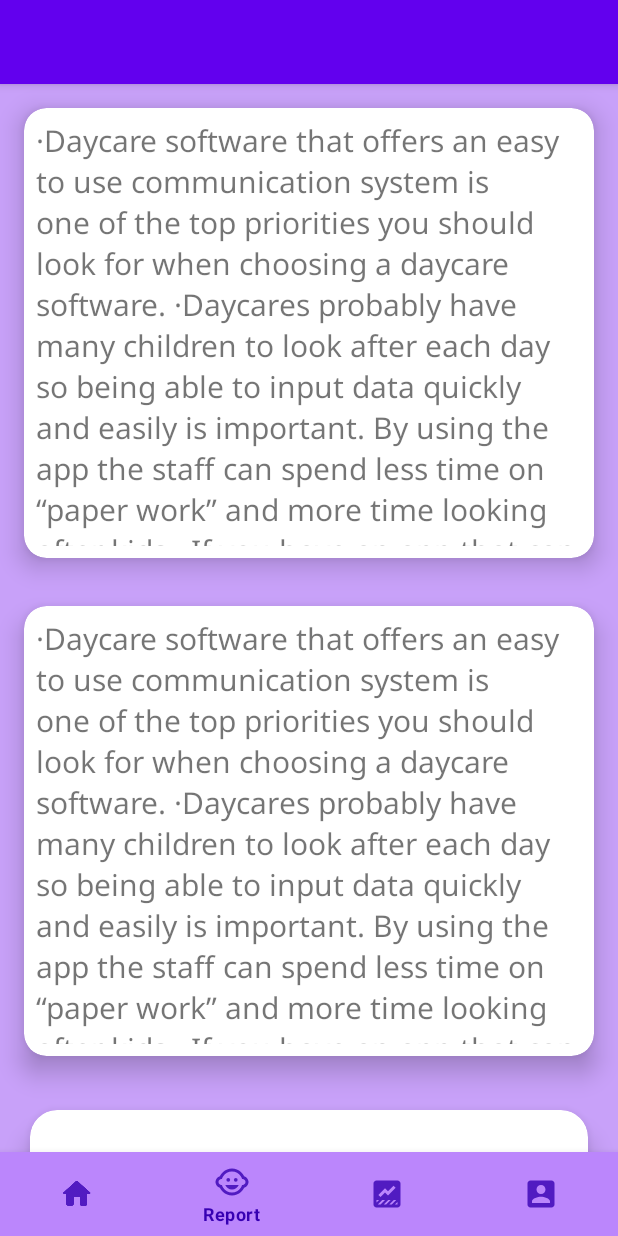
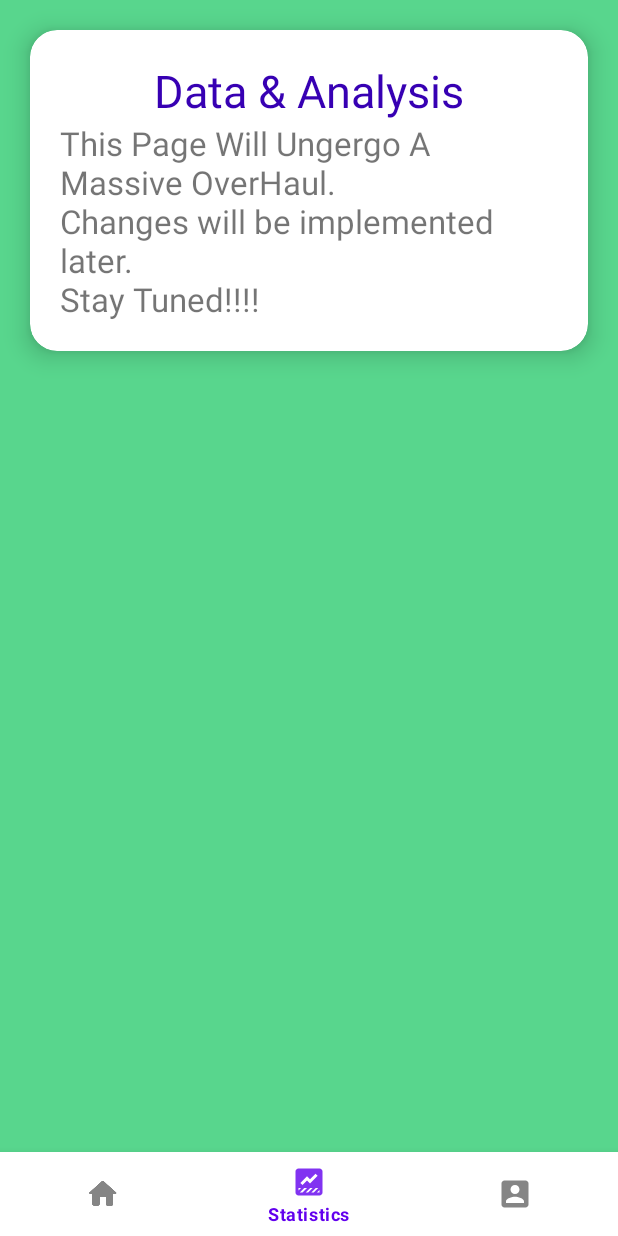
Before and after one commit to VinayakSawant859/Lil-Care-App, an Android app: the HomePage screen opened directly, with no data from a screen before it, item 2 of the bottom bar chosen, on a phone screen of 412 x 824 dp. Run offline under Robolectric (Android 15) with nearby library versions, the light colour scheme and no system bars; Roboto replaces fonts that are not available here.

Commit message:
Fixed some inconsistencies
-Removed Data & Analysis(fragments) to add -> Statistics Fragment
-Added menu item ripple color
-Slightly changed theme of Textview components
-Fixed some dark mode issues
-Fixed string text

```diff
--- a/app/src/main/java/com/example/lilcare/HomeFragment.java
+++ b/app/src/main/java/com/example/lilcare/HomeFragment.java
@@ -44,7 +44,7 @@ public class HomeFragment extends Fragment {
         cardlayout3 = view.findViewById(R.id.cardlayout3);
         cardlayout3.getLayoutTransition().enableTransitionType(LayoutTransition.CHANGING);
 
-        //btn
+        //Cardview
         CardView btn1= view.findViewById(R.id.expand);
         CardView btn2= view.findViewById(R.id.expand2);
         CardView btn3= view.findViewById(R.id.expand3);
--- a/app/src/main/java/com/example/lilcare/HomePage.java
+++ b/app/src/main/java/com/example/lilcare/HomePage.java
@@ -22,6 +22,7 @@ public class HomePage extends AppCompatActivity {
 
         getSupportFragmentManager().beginTransaction().replace(R.id.fragment_container,new HomeFragment()).commit();
 
+
     }
     private BottomNavigationView.OnNavigationItemSelectedListener navListener =
             new BottomNavigationView.OnNavigationItemSelectedListener() {
@@ -36,6 +37,12 @@ public class HomePage extends AppCompatActivity {
                         case R.id.nav_profile:
                             selectedFragment = new ProfileFragment();
                             break;
+                        case R.id.nav_data:
+                            selectedFragment = new StatisticsFragment();
+                            break;
+//                        case R.id.nav_data:
+//                            selectedFragment = new AboutUs();
+//                            break;
                     }
                     getSupportFragmentManager().beginTransaction().replace(R.id.fragment_container,
                             selectedFragment).commit();
--- /dev/null
+++ b/app/src/main/java/com/example/lilcare/StatisticsFragment.java
@@ -0,0 +1,48 @@
+package com.example.lilcare;
+
+import android.animation.LayoutTransition;
+import android.os.Bundle;
+import android.transition.AutoTransition;
+import android.transition.TransitionManager;
+import android.view.LayoutInflater;
+import android.view.View;
+import android.view.ViewGroup;
+import android.widget.LinearLayout;
+import android.widget.TextView;
+
+import androidx.annotation.NonNull;
+import androidx.annotation.Nullable;
+import androidx.cardview.widget.CardView;
+import androidx.fragment.app.Fragment;
+
+public class StatisticsFragment extends Fragment {
+
+    @Override
+    public View onCreateView(@NonNull LayoutInflater inflater, @Nullable ViewGroup container, @Nullable Bundle savedInstanceState) {
+        TextView wel_text;
+        LinearLayout cardlayout;
+
+        View view = inflater.inflate(R.layout.fragment_statistics,container,false);
+
+
+        wel_text = view.findViewById(R.id.wel_text);
+        cardlayout = view.findViewById(R.id.cardlayout);
+        cardlayout.getLayoutTransition().enableTransitionType(LayoutTransition.CHANGING);
+        CardView btn1= view.findViewById(R.id.expand);
+        CardView btn2= view.findViewById(R.id.expand2);
+        btn1.setOnClickListener(new View.OnClickListener(){
+
+            @Override
+            public void onClick(View v) {
+                int u = (wel_text.getVisibility() == View.GONE) ? View.VISIBLE : View.GONE;
+
+                TransitionManager.beginDelayedTransition(cardlayout, new AutoTransition());
+                wel_text.setVisibility(u);
+
+            }
+        });
+
+        return view;
+    }
+
+}
--- a/app/src/main/res/layout/activity_home.xml
+++ b/app/src/main/res/layout/activity_home.xml
@@ -7,29 +7,29 @@
     tools:context=".HomePage">
 
 
-    <com.google.android.material.appbar.AppBarLayout
-        android:id="@+id/app_bar"
-        android:layout_width="match_parent"
-        android:layout_height="wrap_content"
-        android:theme="@style/ThemeOverlay.AppCompat.ActionBar"
-        >
+<!--    <com.google.android.material.appbar.AppBarLayout-->
+<!--        android:id="@+id/app_bar"-->
+<!--        android:layout_width="match_parent"-->
+<!--        android:layout_height="wrap_content"-->
+<!--        android:theme="@style/ThemeOverlay.AppCompat.ActionBar"-->
+<!--        >-->
 
-        <androidx.appcompat.widget.Toolbar
-            android:id="@+id/main_toolbar"
-            android:layout_width="match_parent"
-            android:layout_height="wrap_content"
-            app:layout_scrollFlags="scroll|enterAlways"
-            >
+<!--        <androidx.appcompat.widget.Toolbar-->
+<!--            android:id="@+id/main_toolbar"-->
+<!--            android:layout_width="match_parent"-->
+<!--            android:layout_height="wrap_content"-->
+<!--            app:layout_scrollFlags="scroll|enterAlways"-->
+<!--            app:menu="@menu/main_menu"-->
+<!--            >-->
 
-        </androidx.appcompat.widget.Toolbar>
-    </com.google.android.material.appbar.AppBarLayout>
+<!--        </androidx.appcompat.widget.Toolbar>-->
+<!--    </com.google.android.material.appbar.AppBarLayout>-->
 
 
     <FrameLayout
         android:id="@+id/fragment_container"
         android:layout_width="match_parent"
         android:layout_height="wrap_content"
-        android:layout_below="@id/app_bar"
         android:layout_above="@id/bottom_navigation"/>
 
     <com.google.android.material.bottomnavigation.BottomNavigationView
@@ -37,10 +37,9 @@
         android:layout_width="match_parent"
         android:layout_height="wrap_content"
         app:menu="@menu/nav_items"
+        app:labelVisibilityMode="selected"
         android:layout_alignParentBottom="true"
-        app:itemIconTint="@color/purple_700"
-        app:itemTextColor="@color/purple_700"
-        app:itemBackground="@color/purple_200"
+        app:itemRippleColor="@color/purple_100"
         app:layout_behavior="@string/hide_bottom_view_on_scroll_behavior"
 
         >
--- a/app/src/main/res/layout/activity_owner_login.xml
+++ b/app/src/main/res/layout/activity_owner_login.xml
@@ -34,7 +34,7 @@
         android:layout_marginTop="44dp"
         android:layout_marginEnd="32dp"
         android:hint="ALogin ID"
-        app:boxBackgroundColor="#FFC0CB"
+        app:boxBackgroundColor="#FEC3DE"
         app:boxCornerRadiusBottomEnd="13dp"
         app:boxCornerRadiusBottomStart="13dp"
         app:boxCornerRadiusTopEnd="13dp"
@@ -65,7 +65,7 @@
         android:hint="Password"
         android:layout_marginStart="32dp"
         android:layout_marginEnd="32dp"
-        app:boxBackgroundColor="#FFC0CB"
+        app:boxBackgroundColor="#FEC3DE"
         app:boxCornerRadiusBottomEnd="13dp"
         app:boxCornerRadiusBottomStart="13dp"
         app:boxCornerRadiusTopEnd="13dp"
@@ -101,6 +101,7 @@
         app:boxCornerRadiusTopStart="13dp"
         app:cornerRadius="20dp"
         app:icon="@drawable/ic_next"
+        app:iconTint="@color/white"
         app:layout_constraintEnd_toEndOf="parent"
         app:layout_constraintHorizontal_bias="0.498"
         app:layout_constraintStart_toStartOf="parent"
@@ -123,6 +124,7 @@
         app:boxCornerRadiusTopStart="13dp"
         app:cornerRadius="20dp"
         app:icon="@drawable/ic_next"
+        app:iconTint="@color/white"
         app:layout_constraintEnd_toEndOf="parent"
         app:layout_constraintHorizontal_bias="0.496"
         app:layout_constraintStart_toStartOf="parent"
--- a/app/src/main/res/layout/fragment_home.xml
+++ b/app/src/main/res/layout/fragment_home.xml
@@ -79,7 +79,6 @@
 
             <androidx.cardview.widget.CardView
                 android:id="@+id/expand"
-                android:onClick="expand"
                 android:layout_width="match_parent"
                 android:layout_height="wrap_content"
                 app:cardCornerRadius="18dp"
--- /dev/null
+++ b/app/src/main/res/layout/fragment_statistics.xml
@@ -0,0 +1,74 @@
+<?xml version="1.0" encoding="utf-8"?>
+<RelativeLayout xmlns:android="http://schemas.android.com/apk/res/android"
+    xmlns:app="http://schemas.android.com/apk/res-auto"
+    xmlns:tools="http://schemas.android.com/tools"
+    android:layout_width="match_parent"
+    android:layout_height="match_parent"
+    android:background="@color/green"
+    tools:context=".StatisticsFragment">
+
+    <androidx.core.widget.NestedScrollView
+
+        android:id="@+id/nestedlayout"
+        android:layout_width="match_parent"
+        android:layout_height="match_parent"
+        android:clipToPadding="false"
+        app:layout_behavior="@string/appbar_scrolling_view_behavior"
+        >
+
+    <androidx.cardview.widget.CardView
+        android:id="@+id/expand"
+        android:layout_width="match_parent"
+        android:layout_height="wrap_content"
+        app:cardCornerRadius="18dp"
+        app:cardElevation="10dp"
+        app:contentPadding="20dp"
+        android:layout_margin="20dp"
+        android:backgroundTint="@color/white"
+        >
+
+        <androidx.core.widget.NestedScrollView
+            android:layout_width="match_parent"
+            android:layout_height="wrap_content"
+            android:clipToPadding="false"
+            app:layout_behavior="@string/appbar_scrolling_view_behavior"
+            >
+
+            <LinearLayout
+                android:id="@+id/cardlayout"
+                android:layout_width="wrap_content"
+                android:layout_height="wrap_content"
+                android:orientation="vertical"
+                android:animateLayoutChanges="true">
+
+                <TextView
+                    android:layout_width="wrap_content"
+                    android:layout_height="wrap_content"
+                    android:text="Data &amp; Analysis"
+                    android:layout_gravity="center"
+                    android:textSize="30sp"
+                    android:textColor="@color/purple_700"/>
+
+                <TextView
+                    android:layout_width="wrap_content"
+                    android:layout_height="wrap_content"
+                    android:text="This Page Will Ungergo A Massive OverHaul.\nChanges will be implemented later.\nStay Tuned!!!!"
+                    android:textSize="22sp"
+                    android:id="@+id/wel_text"
+                    />
+            </LinearLayout></androidx.core.widget.NestedScrollView>
+
+    </androidx.cardview.widget.CardView>
+
+<!--    <androidx.cardview.widget.CardView-->
+<!--        android:id="@+id/expand2"-->
+<!--        android:layout_width="match_parent"-->
+<!--        android:layout_height="wrap_content"-->
+<!--        app:cardCornerRadius="18dp"-->
+<!--        app:cardElevation="10dp"-->
+<!--        app:contentPadding="20dp"-->
+<!--        android:layout_margin="20dp"-->
+<!--        android:backgroundTint="@color/white"-->
+<!--        />-->
+    </androidx.core.widget.NestedScrollView>
+</RelativeLayout>
--- a/app/src/main/res/menu/main_menu.xml
+++ b/app/src/main/res/menu/main_menu.xml
@@ -4,12 +4,6 @@
     xmlns:tools="http://schemas.android.com/tools"
     tools:context=".HomePage">
 
-    <item
-        android:id="@+id/app_bar_search"
-        android:icon="?android:attr/actionModeWebSearchDrawable"
-        android:title="Search"
-        app:actionViewClass="android.widget.SearchView"
-        app:showAsAction="always" />
 
     <item
         android:id="@+id/logoutbtn"
--- a/app/src/main/res/menu/nav_items.xml
+++ b/app/src/main/res/menu/nav_items.xml
@@ -6,15 +6,15 @@
     <item
         android:id="@+id/nav_home"
         android:icon="@drawable/ic_home"
-        android:title="@string/nav_item1" />
+        android:title="@string/nav_item1"
+        />
     <item
-        android:icon="@drawable/ic_childcare"
+        android:id="@+id/nav_data"
+        android:icon="@drawable/ic_data"
         android:title="@string/nav_item2" />
-    <item
-        android:icon="@drawable/ic_data"
-        android:title="@string/nav_item3" />
     <item
         android:id="@+id/nav_profile"
         android:icon="@drawable/ic_account"
-        android:title="@string/nav_item4" />
+        android:title="@string/nav_item3" />
+
 </menu>
--- a/app/src/main/res/values/colors.xml
+++ b/app/src/main/res/values/colors.xml
@@ -1,5 +1,6 @@
 <?xml version="1.0" encoding="utf-8"?>
 <resources>
+    <color name="purple_100">#C192FC</color>
     <color name="purple_200">#BB86FC</color>
     <color name="purple_300">#C8A1F9</color>
     <color name="purple_500">#FF6200EE</color>
@@ -8,6 +9,7 @@
     <color name="teal_700">#FF018786</color>
     <color name="black">#FF000000</color>
     <color name="white">#FFFFFFFF</color>
+    <color name="green">#58D68D</color>
     <color name="light">#F3C892</color>
     <color name="dark">#FFF1BD</color>
 </resources>
--- a/app/src/main/res/values/strings.xml
+++ b/app/src/main/res/values/strings.xml
@@ -1,17 +1,10 @@
 <resources>
     <string name="app_name">Lil Care</string>
     <string name="nav_item1">Home</string>
-    <string name="nav_item2">Report</string>
-    <string name="nav_item3">Analysis</string>
-    <string name="nav_item4">Profile</string>
-    <string name="text">·Daycare software that offers an easy to use communication system is one of the top priorities you should look for when choosing a daycare software.
-
-·Daycares probably have many children to look after each day so being able to input data quickly and easily is important. By using the app the staff can spend less time on “paper work” and more time looking after kids.
-
-·If you have an app that can help parents pay for daycare services and schedule payment reminders, it will make it easier for Daycare and the parents of the kids you look after.
-
-·This app provide many new features which will be user friendly and easy to use.</string>
+    <string name="nav_item2">Statistics</string>
+    <string name="nav_item3">Profile</string>
+    <string name="text">·Daycare software that offers an easy to use communication system is one of the top priorities you should look for when choosing a daycare software.\n·Daycare\'s probably have many children to look after each day so being able to input data quickly and easily is important. By using the app the staff can spend less time on “paper work” and more time looking after kids.\n·If you have an app that can help parents pay for daycare services and schedule payment reminders, it will make it easier for Daycare and the parents of the kids you look after.\n·This app provide many new features which will be user friendly and easy to use.</string>
     <!-- TODO: Remove or change this placeholder text -->
-    <string name="hello_blank_fragment">Hello blank fragment</string>
+    <string name="hello_blank_fragment">Hello fragment</string>
 
 </resources>
```
Also changed, not shown: app/build.gradle (+6 -3 lines), app/src/main/AndroidManifest.xml (+7 -3 lines), app/src/main/java/com/example/lilcare/AboutUs.java (added, +20 -0 lines), app/src/main/java/com/example/lilcare/ProfileFragment.java (+18 -2 lines), app/src/main/res/layout/activity_aboutus.xml (added, +12 -0 lines), app/src/main/res/layout/activity_owner_reg.xml (+22 -24 lines), app/src/main/res/layout/activity_parent_log.xml (+5 -2 lines), app/src/main/res/layout/activity_parent_reg.xml (+30 -27 lines), app/src/main/res/layout/fragment_profile_page.xml (+11 -2 lines).
